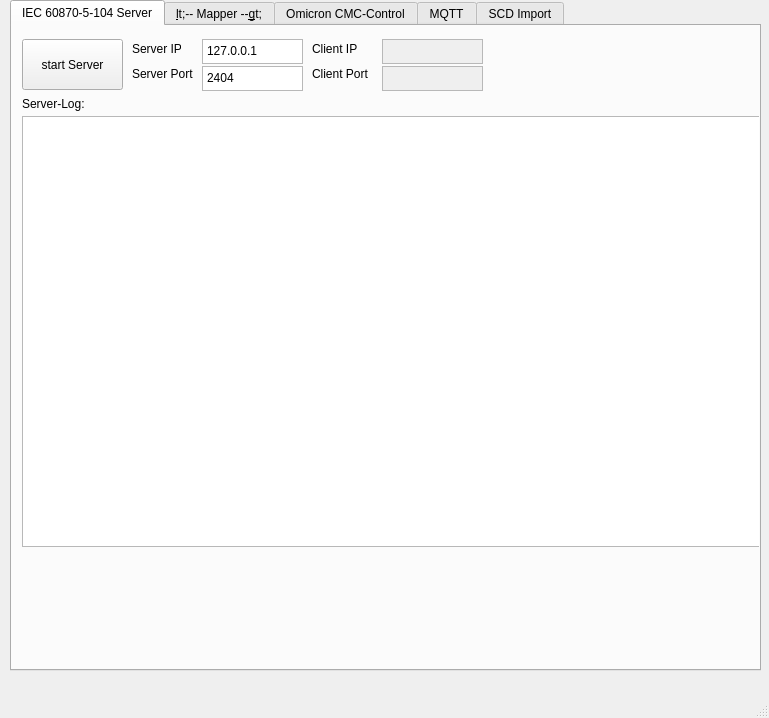
First picture: the form in Qt_GUI/frm_main.ui, repository Pfannex/CMC-104_Mapper, before the edit.
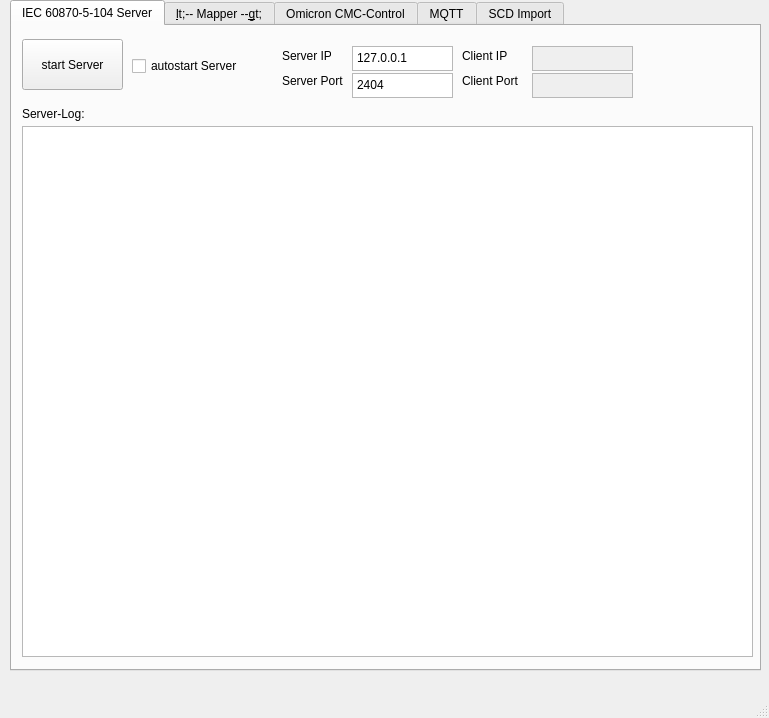
Second picture: the form after the edit. The open tabs and pages were chosen to show the change. Icons and pictures are not drawn.

The edit to the form file:
```diff
--- a/Qt_GUI/frm_main.ui
+++ b/Qt_GUI/frm_main.ui
@@ -44,9 +44,9 @@
       <property name="geometry">
        <rect>
         <x>10</x>
-        <y>90</y>
-        <width>761</width>
-        <height>431</height>
+        <y>100</y>
+        <width>731</width>
+        <height>531</height>
        </rect>
       </property>
       <property name="font">
@@ -66,7 +66,7 @@
       <property name="geometry">
        <rect>
         <x>10</x>
-        <y>70</y>
+        <y>80</y>
         <width>121</width>
         <height>16</height>
        </rect>
@@ -78,8 +78,8 @@
      <widget class="QLabel" name="lbl_client_port">
       <property name="geometry">
        <rect>
-        <x>300</x>
-        <y>40</y>
+        <x>450</x>
+        <y>47</y>
         <width>71</width>
         <height>16</height>
        </rect>
@@ -91,8 +91,8 @@
      <widget class="QTextEdit" name="tb_server_port">
       <property name="geometry">
        <rect>
-        <x>190</x>
-        <y>40</y>
+        <x>340</x>
+        <y>47</y>
         <width>101</width>
         <height>25</height>
        </rect>
@@ -120,8 +120,8 @@
       </property>
       <property name="geometry">
        <rect>
-        <x>370</x>
-        <y>40</y>
+        <x>520</x>
+        <y>47</y>
         <width>101</width>
         <height>25</height>
        </rect>
@@ -147,8 +147,8 @@
      <widget class="QLabel" name="lbl_server_port">
       <property name="geometry">
        <rect>
-        <x>120</x>
-        <y>40</y>
+        <x>270</x>
+        <y>47</y>
         <width>71</width>
         <height>16</height>
        </rect>
@@ -160,8 +160,8 @@
      <widget class="QLabel" name="lbl_server_ip">
       <property name="geometry">
        <rect>
-        <x>120</x>
-        <y>15</y>
+        <x>270</x>
+        <y>22</y>
         <width>49</width>
         <height>16</height>
        </rect>
@@ -176,8 +176,8 @@
       </property>
       <property name="geometry">
        <rect>
-        <x>370</x>
-        <y>13</y>
+        <x>520</x>
+        <y>20</y>
         <width>101</width>
         <height>25</height>
        </rect>
@@ -203,8 +203,8 @@
      <widget class="QTextEdit" name="tb_server_ip">
       <property name="geometry">
        <rect>
-        <x>190</x>
-        <y>13</y>
+        <x>340</x>
+        <y>20</y>
         <width>101</width>
         <height>25</height>
        </rect>
@@ -229,8 +229,8 @@
      <widget class="QLabel" name="lbl_client_ip">
       <property name="geometry">
        <rect>
-        <x>300</x>
-        <y>15</y>
+        <x>450</x>
+        <y>22</y>
         <width>49</width>
         <height>16</height>
        </rect>
@@ -252,6 +252,19 @@
        <string>start Server</string>
       </property>
      </widget>
+     <widget class="QCheckBox" name="cb_autostartServer">
+      <property name="geometry">
+       <rect>
+        <x>120</x>
+        <y>30</y>
+        <width>121</width>
+        <height>20</height>
+       </rect>
+      </property>
+      <property name="text">
+       <string>autostart Server</string>
+      </property>
+     </widget>
     </widget>
     <widget class="QWidget" name="tab_mapper">
      <attribute name="title">
```
Left out of the diff: 30 changed lines with no effect on the pictures.
